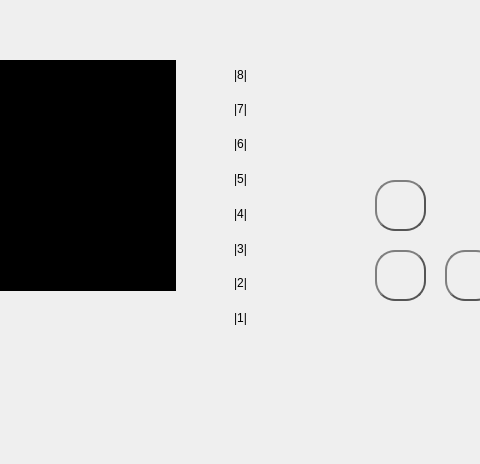
This is src/mainwindow.ui in alejita11011/CES-Simulator as Qt 5 draws it before an edit; both pictures show x 215 to 695 and y 210 to 674 of the 941 by 674 pixel window. The edited form follows.
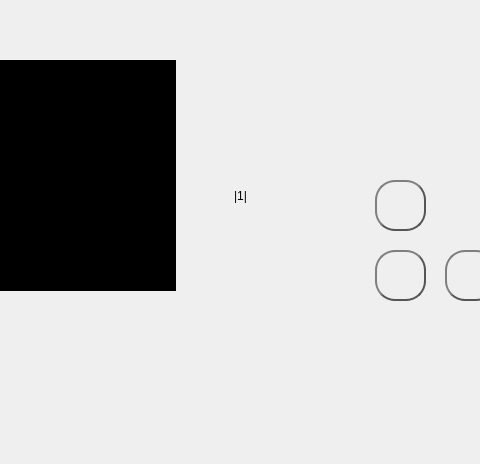
This is the edited form. Icons and pictures are not drawn.

Commit message: Dynamically add number labels

```diff
--- a/src/mainwindow.ui
+++ b/src/mainwindow.ui
@@ -189,86 +189,7 @@
       <height>272</height>
      </rect>
     </property>
-    <layout class="QVBoxLayout" name="verticalLayout">
-     <item>
-      <widget class="QLabel" name="number_8">
-       <property name="styleSheet">
-        <string notr="true"/>
-       </property>
-       <property name="text">
-        <string>|8|</string>
-       </property>
-       <property name="alignment">
-        <set>Qt::AlignCenter</set>
-       </property>
-      </widget>
-     </item>
-     <item alignment="Qt::AlignVCenter">
-      <widget class="QLabel" name="number_7">
-       <property name="text">
-        <string>|7|</string>
-       </property>
-       <property name="alignment">
-        <set>Qt::AlignCenter</set>
-       </property>
-      </widget>
-     </item>
-     <item>
-      <widget class="QLabel" name="number_6">
-       <property name="text">
-        <string>|6|</string>
-       </property>
-       <property name="alignment">
-        <set>Qt::AlignCenter</set>
-       </property>
-      </widget>
-     </item>
-     <item>
-      <widget class="QLabel" name="number_5">
-       <property name="styleSheet">
-        <string notr="true"/>
-       </property>
-       <property name="text">
-        <string>|5|</string>
-       </property>
-       <property name="alignment">
-        <set>Qt::AlignCenter</set>
-       </property>
-      </widget>
-     </item>
-     <item>
-      <widget class="QLabel" name="number_4">
-       <property name="styleSheet">
-        <string notr="true"/>
-       </property>
-       <property name="text">
-        <string>|4|</string>
-       </property>
-       <property name="alignment">
-        <set>Qt::AlignCenter</set>
-       </property>
-      </widget>
-     </item>
-     <item>
-      <widget class="QLabel" name="number_3">
-       <property name="text">
-        <string>|3|</string>
-       </property>
-       <property name="alignment">
-        <set>Qt::AlignCenter</set>
-       </property>
-      </widget>
-     </item>
-     <item>
-      <widget class="QLabel" name="number_2">
-       <property name="text">
-        <string>|2|</string>
-       </property>
-       <property name="alignment">
-        <set>Qt::AlignCenter</set>
-       </property>
-      </widget>
-     </item>
+    <layout class="QVBoxLayout" name="numbersLayout">
      <item>
       <widget class="QLabel" name="number_1">
        <property name="text">
```
Left out of the diff: 3 changed lines with no effect on the pictures. The commit also changes 2 other files.
